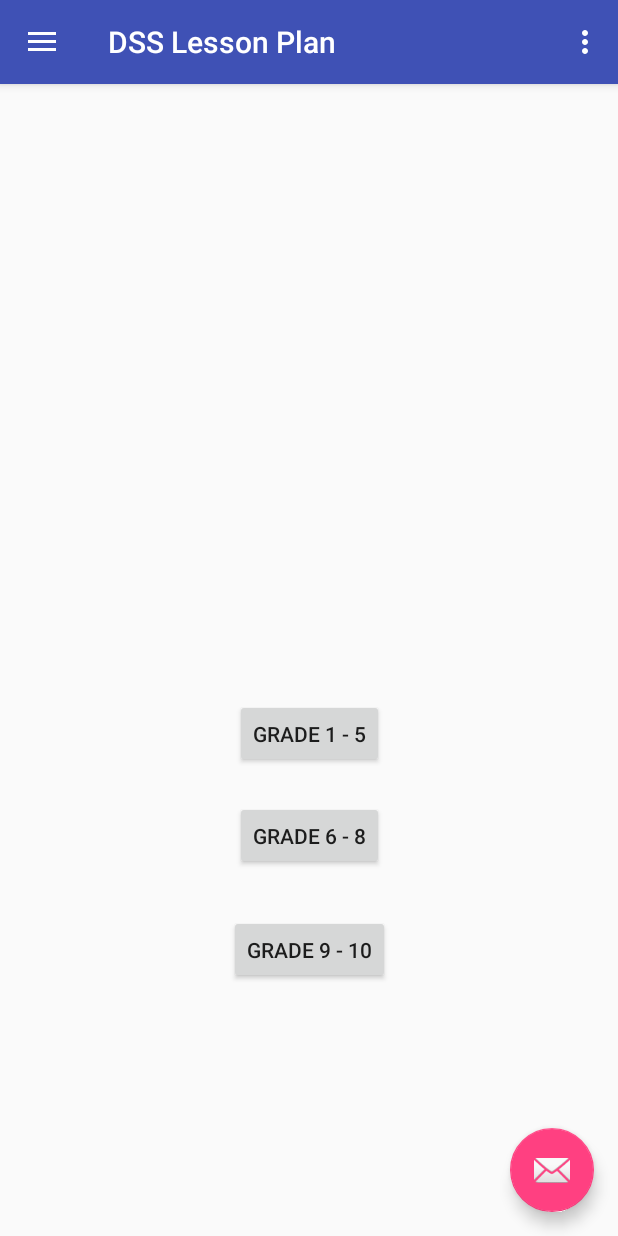
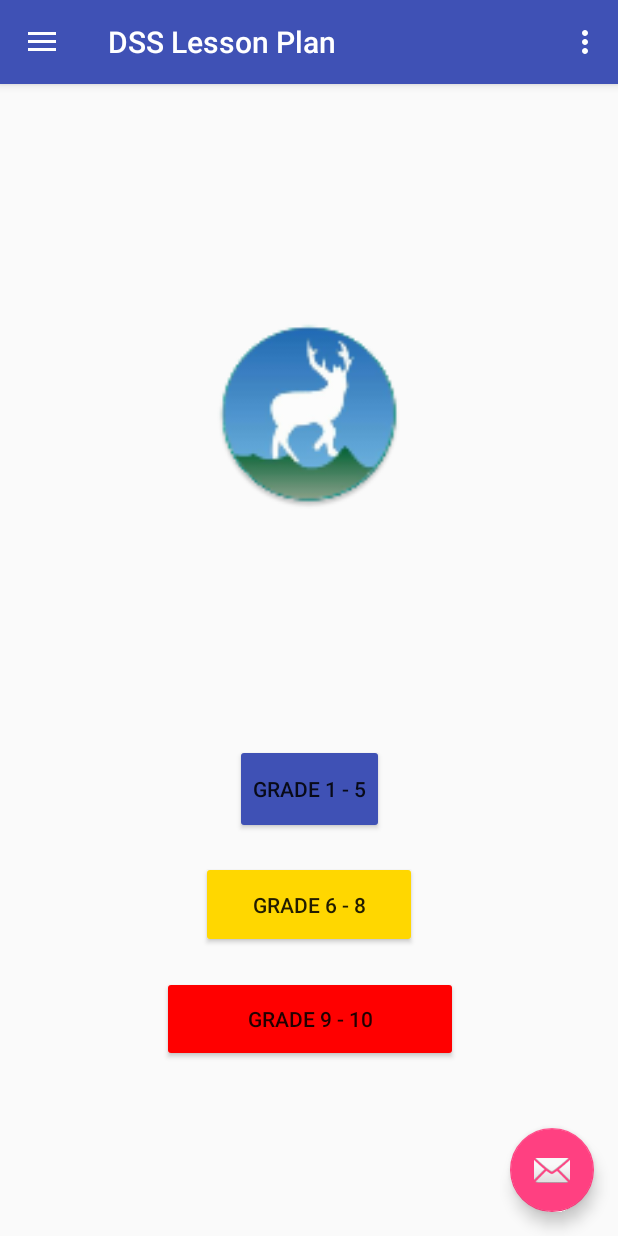
Before and after one commit to bhandarisaurav/DSSLessonPlan, an Android app: the screen it shows after launch (MainActivity), on a phone screen of 412 x 824 dp. Run offline under Robolectric (Android 15) with nearby library versions, the phone set to English and light mode, and no system bars.

Commit message:
bug fixes

```diff
--- a/app/src/main/res/layout/content_main.xml
+++ b/app/src/main/res/layout/content_main.xml
@@ -8,21 +8,25 @@
     tools:context=".MainActivity"
     tools:showIn="@layout/app_bar_main">
 
+
     <Button
         android:id="@+id/button1"
         android:layout_width="wrap_content"
-        android:layout_height="46dp"
-        android:layout_marginBottom="312dp"
+        android:layout_height="60dp"
+        android:layout_marginBottom="268dp"
+        android:backgroundTint="@color/colorPrimary"
         android:text="Grade 1 - 5"
         app:layout_constraintBottom_toBottomOf="parent"
+        app:layout_constraintHorizontal_bias="0.501"
         app:layout_constraintLeft_toLeftOf="parent"
         app:layout_constraintRight_toRightOf="parent" />
 
     <Button
         android:id="@+id/button2"
-        android:layout_width="wrap_content"
-        android:layout_height="46dp"
-        android:layout_marginBottom="244dp"
+        android:layout_width="144dp"
+        android:layout_height="58dp"
+        android:layout_marginBottom="192dp"
+        android:backgroundTint="#FFD700"
         android:text="Grade 6 - 8"
         app:layout_constraintBottom_toBottomOf="parent"
         app:layout_constraintLeft_toLeftOf="parent"
@@ -30,13 +34,26 @@
 
     <Button
         android:id="@+id/button3"
-        android:layout_width="wrap_content"
-        android:layout_height="46dp"
-        android:layout_marginBottom="168dp"
+        android:layout_width="197dp"
+        android:layout_height="57dp"
+        android:layout_marginBottom="116dp"
+        android:backgroundTint="#FF0000"
         android:text="Grade 9 - 10"
         app:layout_constraintBottom_toBottomOf="parent"
+        app:layout_constraintHorizontal_bias="0.503"
         app:layout_constraintLeft_toLeftOf="parent"
         app:layout_constraintRight_toRightOf="parent" />
 
+    <ImageView
+        android:id="@+id/imageView2"
+        android:layout_width="239dp"
+        android:layout_height="126dp"
+        app:layout_constraintBottom_toTopOf="@+id/button1"
+        app:layout_constraintEnd_toEndOf="parent"
+        app:layout_constraintHorizontal_bias="0.5"
+        app:layout_constraintStart_toStartOf="parent"
+        app:layout_constraintTop_toTopOf="parent"
+        app:srcCompat="@mipmap/ic_launcher_round" />
+
 
 </android.support.constraint.ConstraintLayout>
--- a/build.gradle
+++ b/build.gradle
@@ -7,7 +7,7 @@ buildscript {
         jcenter()
     }
     dependencies {
-        classpath 'com.android.tools.build:gradle:3.1.0'
+        classpath 'com.android.tools.build:gradle:3.1.1'
 
 
         // NOTE: Do not place your application dependencies here; they belong
```
